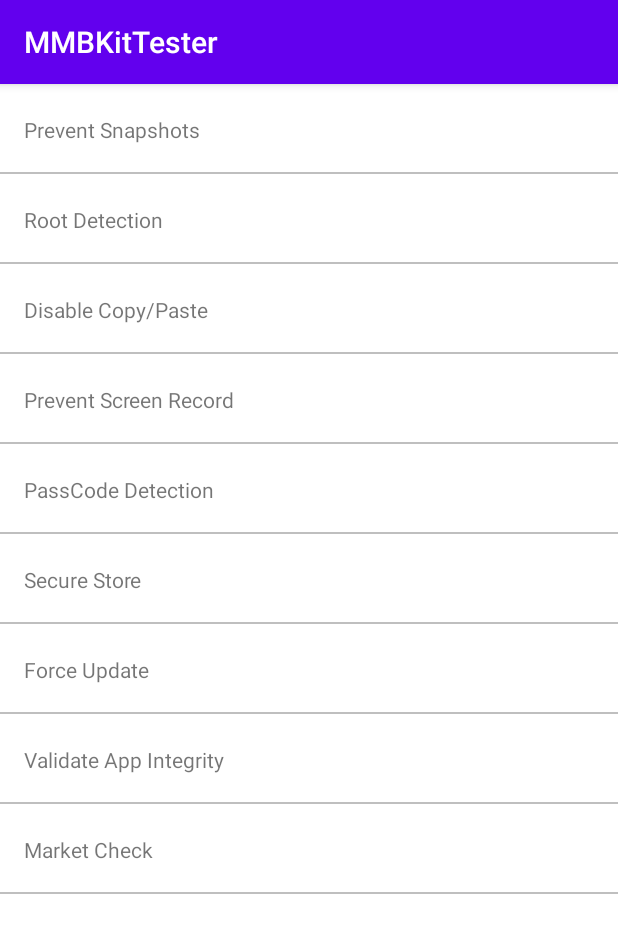
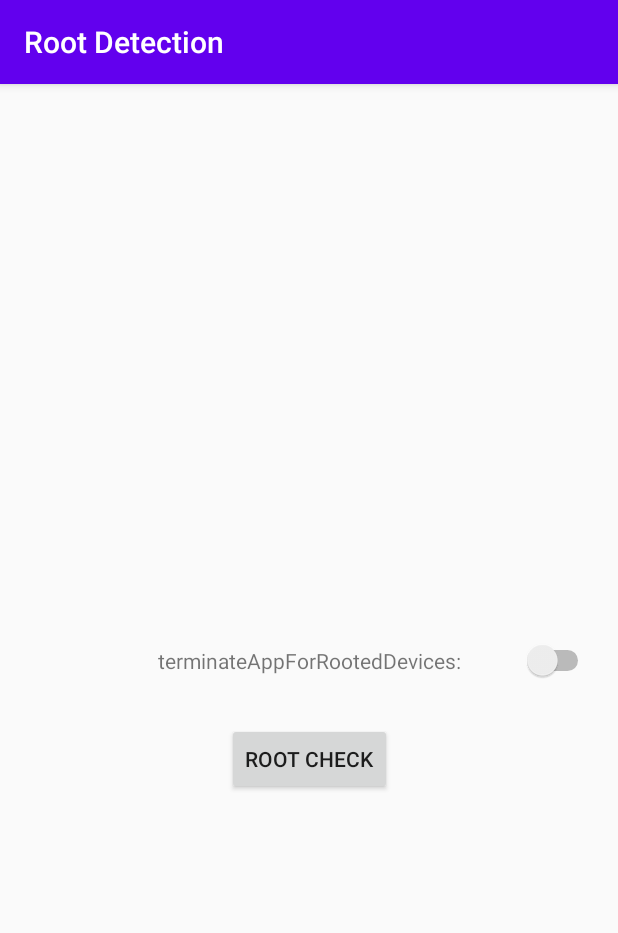
Before and after one commit to mobven/MMBKitSampleAndroid, an Android app: the screen it shows after launch (MenuActivity before the commit, RootDetectionActivity after it), after a tap on "Root Detection", on a phone screen of 412 x 824 dp. Shown: the top 933 px of the screen. Run offline under Robolectric (Android 15) with nearby library versions, the light colour scheme and no system bars; libraries missing offline, so code that uses them is left out: com.mobven.appsecurity; 1 statement that could not run was skipped; 2 other taps on this screen came first.

Commit message:
Root detection

```diff
--- a/app/src/main/AndroidManifest.xml
+++ b/app/src/main/AndroidManifest.xml
@@ -24,6 +24,9 @@
         <activity
             android:name=".appsecurity.snapshot.SnapshotTestActivity"
             android:label="Prevent Snapshot" />
+        <activity
+            android:name=".appsecurity.root.RootDetectionActivity"
+            android:label="Root Detection" />
     </application>
 
 </manifest>
--- /dev/null
+++ b/app/src/main/java/com/mobven/mmbkittester/appsecurity/root/RootDetectionActivity.kt
@@ -0,0 +1,23 @@
+package com.mobven.mmbkittester.appsecurity.root
+
+import android.os.Bundle
+import androidx.appcompat.app.AppCompatActivity
+import com.mobven.appsecurity.AppSecurity
+import com.mobven.mmbkittester.R
+import kotlinx.android.synthetic.main.activity_root_detection.*
+
+class RootDetectionActivity: AppCompatActivity() {
+
+    override fun onCreate(savedInstanceState: Bundle?) {
+        super.onCreate(savedInstanceState)
+        setContentView(R.layout.activity_root_detection)
+        switchTerminate.setOnCheckedChangeListener { _, isChecked ->
+            AppSecurity.terminateAppForRootedDevices = isChecked
+        }
+        btnTest.setOnClickListener {
+            val isRooted = AppSecurity.isRooted()
+            txtMessage.text = "isRooted:$isRooted"
+        }
+    }
+
+}
--- a/app/src/main/java/com/mobven/mmbkittester/menu/MenuActivity.kt
+++ b/app/src/main/java/com/mobven/mmbkittester/menu/MenuActivity.kt
@@ -6,6 +6,7 @@ import android.widget.Toast
 import android.widget.Toast.LENGTH_SHORT
 import com.mobven.appsecurity.AppSecurity
 import com.mobven.mmbkittester.R
+import com.mobven.mmbkittester.appsecurity.root.RootDetectionActivity
 import com.mobven.mmbkittester.appsecurity.snapshot.SnapshotSettingActivity
 
 class MenuActivity : AppCompatActivity() {
@@ -14,7 +15,7 @@ class MenuActivity : AppCompatActivity() {
         MenuItem(
             "App Security", arrayListOf(
                 MenuItem("Prevent Snapshots", redirectClass = SnapshotSettingActivity::class.java),
-                MenuItem("Root Detection"),
+                MenuItem("Root Detection", redirectClass = RootDetectionActivity::class.java),
                 MenuItem("Disable Copy/Paste"),
                 MenuItem("Prevent Screen Record"),
                 MenuItem("PassCode Detection"),
--- /dev/null
+++ b/app/src/main/res/layout/activity_root_detection.xml
@@ -0,0 +1,45 @@
+<?xml version="1.0" encoding="utf-8"?>
+<androidx.constraintlayout.widget.ConstraintLayout xmlns:android="http://schemas.android.com/apk/res/android"
+    xmlns:app="http://schemas.android.com/apk/res-auto"
+    android:layout_width="match_parent"
+    android:layout_height="match_parent">
+
+    <TextView
+        android:id="@+id/txtMessage"
+        android:layout_width="wrap_content"
+        android:layout_height="wrap_content"
+        android:layout_marginBottom="48dp"
+        app:layout_constraintBottom_toTopOf="@+id/txtTerminate"
+        app:layout_constraintEnd_toEndOf="parent"
+        app:layout_constraintStart_toStartOf="parent" />
+
+    <Switch
+        android:id="@+id/switchTerminate"
+        android:layout_width="wrap_content"
+        android:layout_height="wrap_content"
+        android:layout_marginEnd="16dp"
+        app:layout_constraintBottom_toBottomOf="parent"
+        app:layout_constraintEnd_toEndOf="parent"
+        app:layout_constraintTop_toTopOf="parent" />
+
+    <TextView
+        android:id="@+id/txtTerminate"
+        android:layout_width="wrap_content"
+        android:layout_height="wrap_content"
+        android:text="terminateAppForRootedDevices:"
+        app:layout_constraintBottom_toBottomOf="parent"
+        app:layout_constraintEnd_toEndOf="parent"
+        app:layout_constraintStart_toStartOf="parent"
+        app:layout_constraintTop_toTopOf="parent" />
+
+    <Button
+        android:id="@+id/btnTest"
+        android:layout_width="wrap_content"
+        android:layout_height="wrap_content"
+        android:layout_marginTop="32dp"
+        android:text="ROOT CHECK"
+        app:layout_constraintEnd_toEndOf="parent"
+        app:layout_constraintStart_toStartOf="parent"
+        app:layout_constraintTop_toBottomOf="@+id/txtTerminate" />
+
+</androidx.constraintlayout.widget.ConstraintLayout>
```
